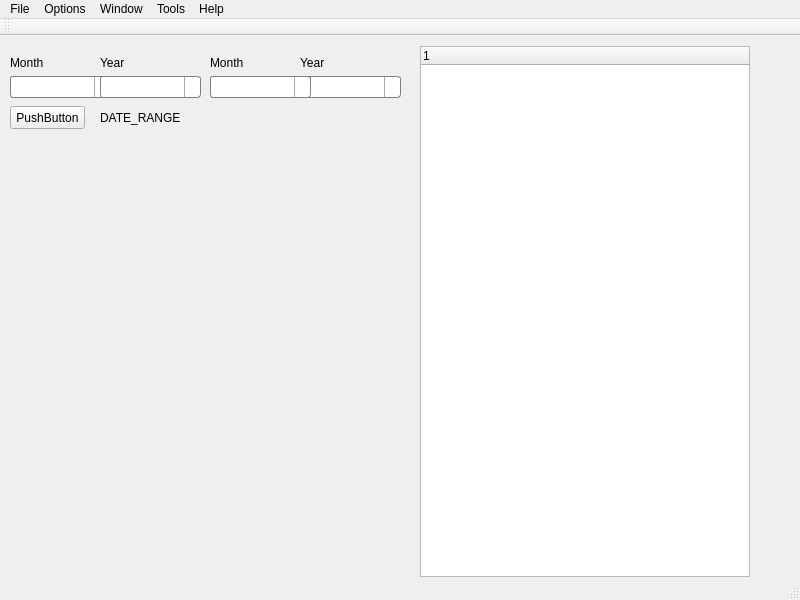
Old version of the form SampleCode/GUI/mainwindow.ui in the repository LLe27/Dentistry-School-Analysis-Tool.
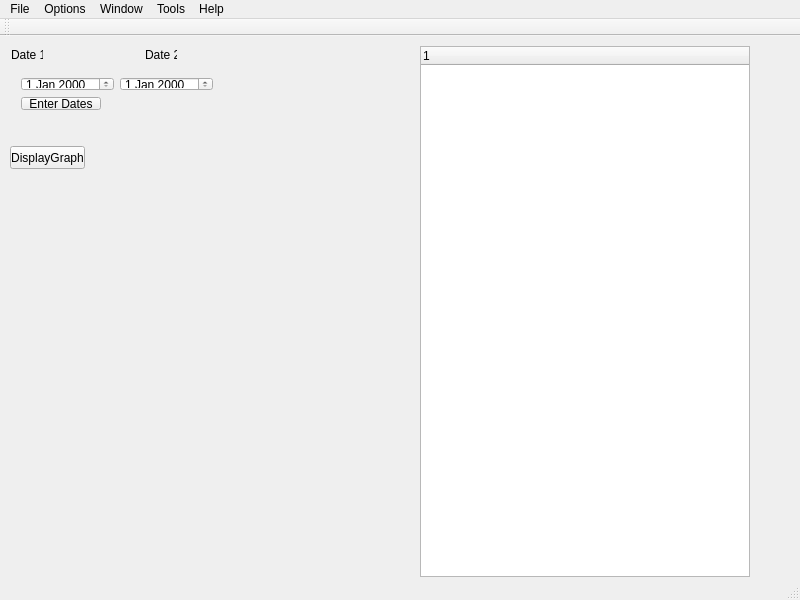
New version of the form. Icons and pictures are not drawn.

Patch:
```diff
--- a/SampleCode/GUI/mainwindow.ui
+++ b/SampleCode/GUI/mainwindow.ui
@@ -64,136 +64,6 @@
 }</string>
   </property>
   <widget class="QWidget" name="centralWidget">
-   <widget class="QComboBox" name="comboBox">
-    <property name="geometry">
-     <rect>
-      <x>10</x>
-      <y>40</y>
-      <width>101</width>
-      <height>22</height>
-     </rect>
-    </property>
-    <property name="styleSheet">
-     <string notr="true"/>
-    </property>
-   </widget>
-   <widget class="QComboBox" name="comboBox_2">
-    <property name="geometry">
-     <rect>
-      <x>100</x>
-      <y>40</y>
-      <width>101</width>
-      <height>22</height>
-     </rect>
-    </property>
-    <property name="styleSheet">
-     <string notr="true"/>
-    </property>
-   </widget>
-   <widget class="QLabel" name="label">
-    <property name="geometry">
-     <rect>
-      <x>10</x>
-      <y>20</y>
-      <width>47</width>
-      <height>13</height>
-     </rect>
-    </property>
-    <property name="text">
-     <string>Month</string>
-    </property>
-   </widget>
-   <widget class="QLabel" name="label_2">
-    <property name="geometry">
-     <rect>
-      <x>100</x>
-      <y>20</y>
-      <width>47</width>
-      <height>13</height>
-     </rect>
-    </property>
-    <property name="text">
-     <string>Year</string>
-    </property>
-   </widget>
-   <widget class="QLabel" name="label_3">
-    <property name="geometry">
-     <rect>
-      <x>210</x>
-      <y>20</y>
-      <width>47</width>
-      <height>13</height>
-     </rect>
-    </property>
-    <property name="text">
-     <string>Month</string>
-    </property>
-   </widget>
-   <widget class="QLabel" name="label_4">
-    <property name="geometry">
-     <rect>
-      <x>300</x>
-      <y>20</y>
-      <width>47</width>
-      <height>13</height>
-     </rect>
-    </property>
-    <property name="text">
-     <string>Year</string>
-    </property>
-   </widget>
-   <widget class="QComboBox" name="comboBox_4">
-    <property name="geometry">
-     <rect>
-      <x>300</x>
-      <y>40</y>
-      <width>101</width>
-      <height>22</height>
-     </rect>
-    </property>
-    <property name="styleSheet">
-     <string notr="true"/>
-    </property>
-   </widget>
-   <widget class="QComboBox" name="comboBox_3">
-    <property name="geometry">
-     <rect>
-      <x>210</x>
-      <y>40</y>
-      <width>101</width>
-      <height>22</height>
-     </rect>
-    </property>
-    <property name="styleSheet">
-     <string notr="true"/>
-    </property>
-   </widget>
-   <widget class="QPushButton" name="pushButton">
-    <property name="geometry">
-     <rect>
-      <x>10</x>
-      <y>70</y>
-      <width>75</width>
-      <height>23</height>
-     </rect>
-    </property>
-    <property name="text">
-     <string>PushButton</string>
-    </property>
-   </widget>
-   <widget class="QLabel" name="lblDateRange">
-    <property name="geometry">
-     <rect>
-      <x>100</x>
-      <y>70</y>
-      <width>301</width>
-      <height>23</height>
-     </rect>
-    </property>
-    <property name="text">
-     <string>DATE_RANGE</string>
-    </property>
-   </widget>
    <widget class="QTreeWidget" name="treeWidget">
     <property name="geometry">
      <rect>
@@ -250,6 +120,124 @@
      </property>
     </column>
    </widget>
+   <widget class="QWidget" name="layoutWidget">
+    <property name="geometry">
+     <rect>
+      <x>10</x>
+      <y>30</y>
+      <width>214</width>
+      <height>55</height>
+     </rect>
+    </property>
+    <layout class="QVBoxLayout" name="verticalLayout">
+     <item>
+      <layout class="QHBoxLayout" name="horizontalLayout">
+       <item>
+        <widget class="QDateEdit" name="dateEdit"/>
+       </item>
+       <item>
+        <spacer name="horizontalSpacer">
+         <property name="orientation">
+          <enum>Qt::Horizontal</enum>
+         </property>
+         <property name="sizeHint" stdset="0">
+          <size>
+           <width>40</width>
+           <height>20</height>
+          </size>
+         </property>
+        </spacer>
+       </item>
+       <item>
+        <widget class="QDateEdit" name="dateEdit_2"/>
+       </item>
+      </layout>
+     </item>
+     <item>
+      <layout class="QHBoxLayout" name="horizontalLayout_2">
+       <item>
+        <widget class="QPushButton" name="btnDates">
+         <property name="text">
+          <string>Enter Dates</string>
+         </property>
+        </widget>
+       </item>
+       <item>
+        <spacer name="horizontalSpacer_2">
+         <property name="orientation">
+          <enum>Qt::Horizontal</enum>
+         </property>
+         <property name="sizeHint" stdset="0">
+          <size>
+           <width>40</width>
+           <height>20</height>
+          </size>
+         </property>
+        </spacer>
+       </item>
+       <item>
+        <widget class="QLabel" name="lblDateRange">
+         <property name="text">
+          <string/>
+         </property>
+        </widget>
+       </item>
+      </layout>
+     </item>
+    </layout>
+   </widget>
+   <widget class="QLabel" name="label">
+    <property name="geometry">
+     <rect>
+      <x>11</x>
+      <y>11</y>
+      <width>32</width>
+      <height>16</height>
+     </rect>
+    </property>
+    <property name="text">
+     <string>Date 1</string>
+    </property>
+   </widget>
+   <widget class="QLabel" name="label_2">
+    <property name="geometry">
+     <rect>
+      <x>145</x>
+      <y>11</y>
+      <width>32</width>
+      <height>16</height>
+     </rect>
+    </property>
+    <property name="text">
+     <string>Date 2</string>
+    </property>
+   </widget>
+   <widget class="QPushButton" name="bntDisplayGraph">
+    <property name="geometry">
+     <rect>
+      <x>10</x>
+      <y>110</y>
+      <width>75</width>
+      <height>23</height>
+     </rect>
+    </property>
+    <property name="text">
+     <string>DisplayGraph</string>
+    </property>
+   </widget>
+   <widget class="QLabel" name="lblGraph">
+    <property name="geometry">
+     <rect>
+      <x>10</x>
+      <y>152</y>
+      <width>391</width>
+      <height>381</height>
+     </rect>
+    </property>
+    <property name="text">
+     <string/>
+    </property>
+   </widget>
   </widget>
   <widget class="QMenuBar" name="menuBar">
    <property name="geometry">
```
